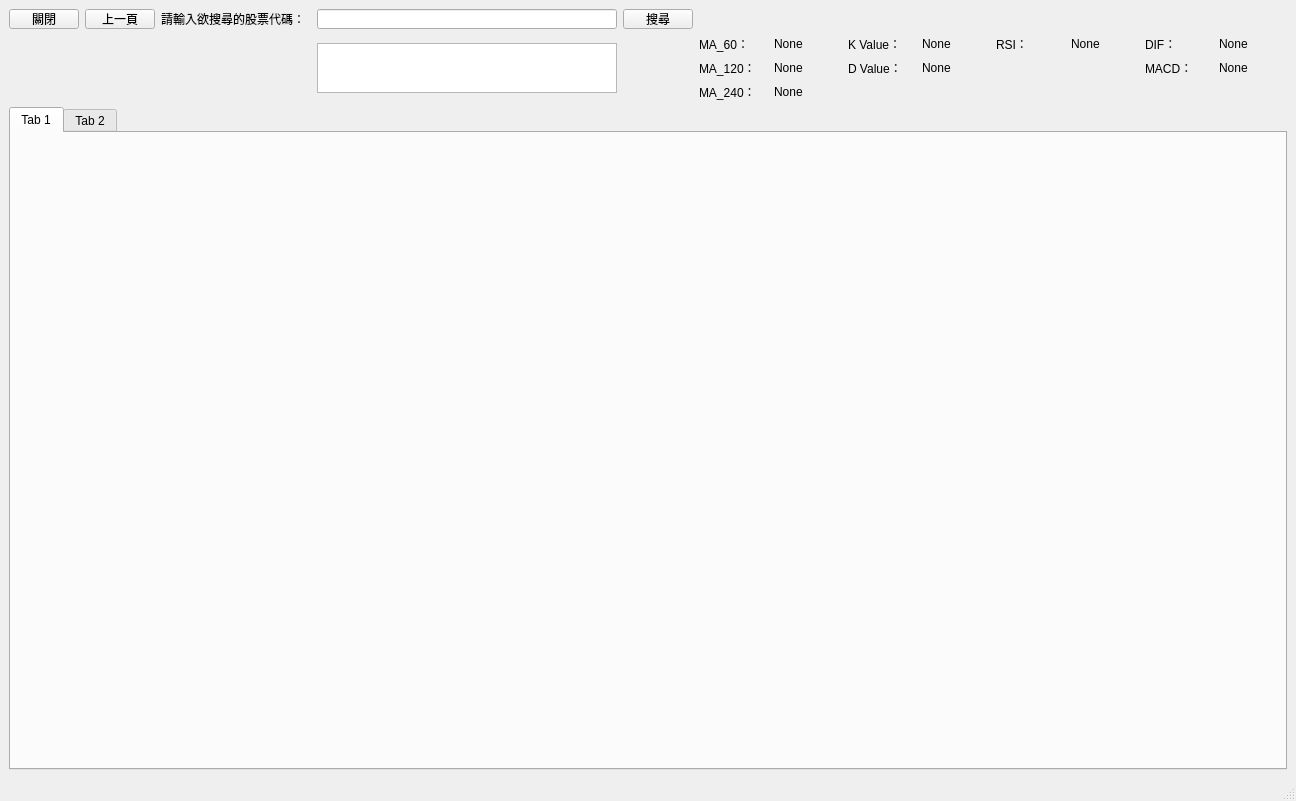
Before: the Qt Designer form matplotlibpage.ui in yhzbambu/Lab_project, drawn with Qt 5.
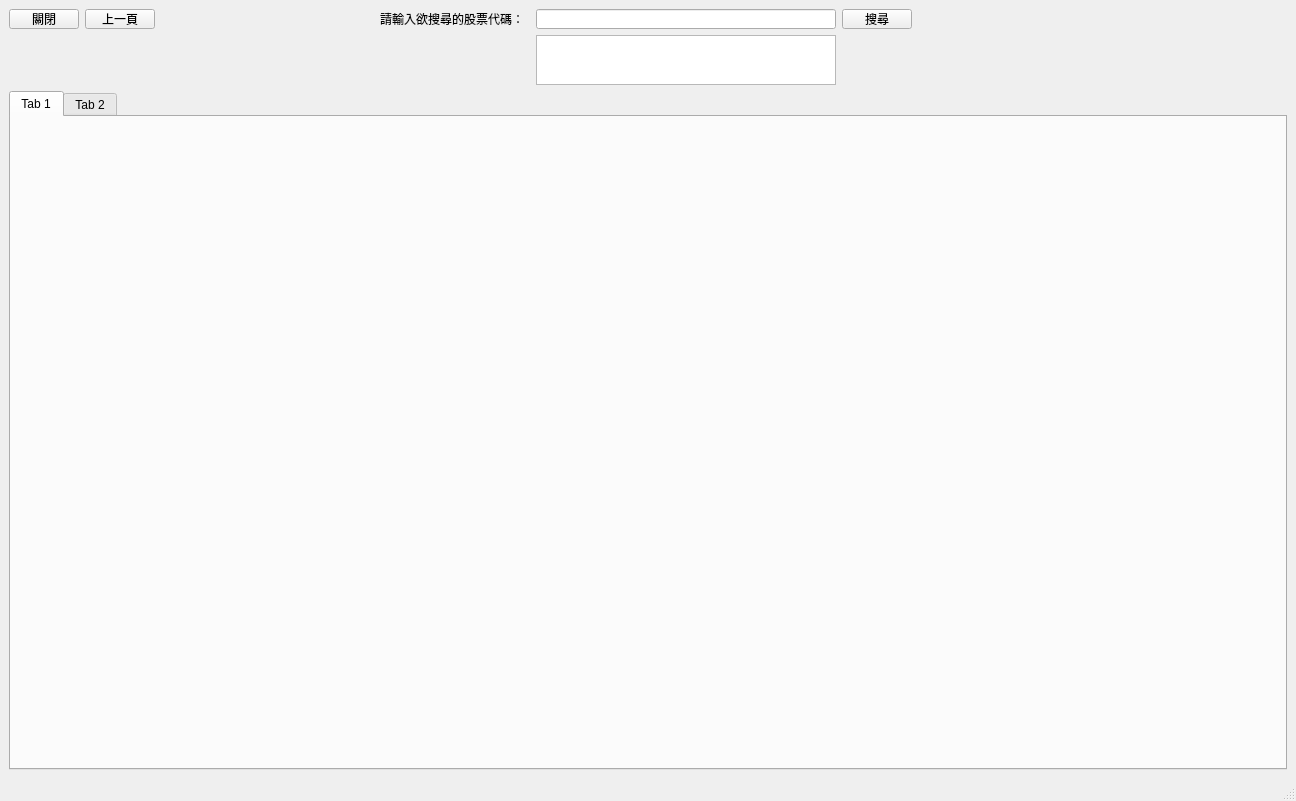
After: the same form once the commit is applied.

Patch:
```diff
--- a/matplotlibpage.ui
+++ b/matplotlibpage.ui
@@ -15,99 +15,7 @@
   </property>
   <widget class="QWidget" name="centralwidget">
    <layout class="QGridLayout" name="gridLayout_2">
-    <item row="0" column="0">
-     <widget class="QPushButton" name="pushButton_3">
-      <property name="minimumSize">
-       <size>
-        <width>70</width>
-        <height>20</height>
-       </size>
-      </property>
-      <property name="maximumSize">
-       <size>
-        <width>70</width>
-        <height>20</height>
-       </size>
-      </property>
-      <property name="text">
-       <string>關閉</string>
-      </property>
-     </widget>
-    </item>
-    <item row="0" column="1">
-     <widget class="QPushButton" name="pushButton_2">
-      <property name="minimumSize">
-       <size>
-        <width>70</width>
-        <height>20</height>
-       </size>
-      </property>
-      <property name="maximumSize">
-       <size>
-        <width>70</width>
-        <height>20</height>
-       </size>
-      </property>
-      <property name="text">
-       <string>上一頁</string>
-      </property>
-     </widget>
-    </item>
-    <item row="0" column="2">
-     <widget class="QLabel" name="label">
-      <property name="minimumSize">
-       <size>
-        <width>150</width>
-        <height>20</height>
-       </size>
-      </property>
-      <property name="maximumSize">
-       <size>
-        <width>150</width>
-        <height>20</height>
-       </size>
-      </property>
-      <property name="text">
-       <string>請輸入欲搜尋的股票代碼：</string>
-      </property>
-     </widget>
-    </item>
-    <item row="0" column="3">
-     <widget class="QLineEdit" name="lineEdit">
-      <property name="minimumSize">
-       <size>
-        <width>300</width>
-        <height>20</height>
-       </size>
-      </property>
-      <property name="maximumSize">
-       <size>
-        <width>300</width>
-        <height>20</height>
-       </size>
-      </property>
-     </widget>
-    </item>
-    <item row="0" column="4">
-     <widget class="QPushButton" name="pushButton">
-      <property name="minimumSize">
-       <size>
-        <width>70</width>
-        <height>20</height>
-       </size>
-      </property>
-      <property name="maximumSize">
-       <size>
-        <width>70</width>
-        <height>20</height>
-       </size>
-      </property>
-      <property name="text">
-       <string>搜尋</string>
-      </property>
-     </widget>
-    </item>
-    <item row="1" column="3">
+    <item row="1" column="3" alignment="Qt::AlignRight">
      <widget class="QListView" name="listView">
       <property name="minimumSize">
        <size>
@@ -123,254 +31,7 @@
       </property>
      </widget>
     </item>
-    <item row="1" column="5">
-     <layout class="QGridLayout" name="gridLayout">
-      <property name="sizeConstraint">
-       <enum>QLayout::SetDefaultConstraint</enum>
-      </property>
-      <item row="0" column="1">
-       <layout class="QHBoxLayout" name="horizontalLayout_2">
-        <item>
-         <widget class="QLabel" name="label_8">
-          <property name="maximumSize">
-           <size>
-            <width>400</width>
-            <height>16777215</height>
-           </size>
-          </property>
-          <property name="text">
-           <string>K Value：</string>
-          </property>
-         </widget>
-        </item>
-        <item>
-         <widget class="QLabel" name="label_7">
-          <property name="maximumSize">
-           <size>
-            <width>400</width>
-            <height>16777215</height>
-           </size>
-          </property>
-          <property name="text">
-           <string>None</string>
-          </property>
-         </widget>
-        </item>
-       </layout>
-      </item>
-      <item row="1" column="3">
-       <layout class="QHBoxLayout" name="horizontalLayout_8">
-        <item>
-         <widget class="QLabel" name="label_16">
-          <property name="maximumSize">
-           <size>
-            <width>400</width>
-            <height>16777215</height>
-           </size>
-          </property>
-          <property name="text">
-           <string>MACD：</string>
-          </property>
-         </widget>
-        </item>
-        <item>
-         <widget class="QLabel" name="label_15">
-          <property name="maximumSize">
-           <size>
-            <width>400</width>
-            <height>16777215</height>
-           </size>
-          </property>
-          <property name="text">
-           <string>None</string>
-          </property>
-         </widget>
-        </item>
-       </layout>
-      </item>
-      <item row="1" column="0">
-       <layout class="QHBoxLayout" name="horizontalLayout_5">
-        <item>
-         <widget class="QLabel" name="label_4">
-          <property name="maximumSize">
-           <size>
-            <width>400</width>
-            <height>16777215</height>
-           </size>
-          </property>
-          <property name="text">
-           <string>MA_120：</string>
-          </property>
-         </widget>
-        </item>
-        <item>
-         <widget class="QLabel" name="label_3">
-          <property name="maximumSize">
-           <size>
-            <width>400</width>
-            <height>16777215</height>
-           </size>
-          </property>
-          <property name="text">
-           <string>None</string>
-          </property>
-         </widget>
-        </item>
-       </layout>
-      </item>
-      <item row="1" column="1">
-       <layout class="QHBoxLayout" name="horizontalLayout_7">
-        <item>
-         <widget class="QLabel" name="label_10">
-          <property name="maximumSize">
-           <size>
-            <width>400</width>
-            <height>16777215</height>
-           </size>
-          </property>
-          <property name="text">
-           <string>D Value：</string>
-          </property>
-         </widget>
-        </item>
-        <item>
-         <widget class="QLabel" name="label_9">
-          <property name="maximumSize">
-           <size>
-            <width>400</width>
-            <height>16777215</height>
-           </size>
-          </property>
-          <property name="text">
-           <string>None</string>
-          </property>
-         </widget>
-        </item>
-       </layout>
-      </item>
-      <item row="0" column="3">
-       <layout class="QHBoxLayout" name="horizontalLayout_4">
-        <item>
-         <widget class="QLabel" name="label_14">
-          <property name="maximumSize">
-           <size>
-            <width>400</width>
-            <height>16777215</height>
-           </size>
-          </property>
-          <property name="text">
-           <string>DIF：</string>
-          </property>
-         </widget>
-        </item>
-        <item>
-         <widget class="QLabel" name="label_13">
-          <property name="maximumSize">
-           <size>
-            <width>400</width>
-            <height>16777215</height>
-           </size>
-          </property>
-          <property name="text">
-           <string>None</string>
-          </property>
-         </widget>
-        </item>
-       </layout>
-      </item>
-      <item row="2" column="0">
-       <layout class="QHBoxLayout" name="horizontalLayout_6">
-        <item>
-         <widget class="QLabel" name="label_6">
-          <property name="maximumSize">
-           <size>
-            <width>400</width>
-            <height>16777215</height>
-           </size>
-          </property>
-          <property name="text">
-           <string>MA_240：</string>
-          </property>
-         </widget>
-        </item>
-        <item>
-         <widget class="QLabel" name="label_5">
-          <property name="maximumSize">
-           <size>
-            <width>400</width>
-            <height>16777215</height>
-           </size>
-          </property>
-          <property name="text">
-           <string>None</string>
-          </property>
-         </widget>
-        </item>
-       </layout>
-      </item>
-      <item row="0" column="0">
-       <layout class="QHBoxLayout" name="horizontalLayout">
-        <item>
-         <widget class="QLabel" name="label_2">
-          <property name="maximumSize">
-           <size>
-            <width>400</width>
-            <height>16777215</height>
-           </size>
-          </property>
-          <property name="text">
-           <string>MA_60：</string>
-          </property>
-         </widget>
-        </item>
-        <item>
-         <widget class="QLabel" name="label_11">
-          <property name="maximumSize">
-           <size>
-            <width>400</width>
-            <height>16777215</height>
-           </size>
-          </property>
-          <property name="text">
-           <string>None</string>
-          </property>
-         </widget>
-        </item>
-       </layout>
-      </item>
-      <item row="0" column="2">
-       <layout class="QHBoxLayout" name="horizontalLayout_3">
-        <item>
-         <widget class="QLabel" name="label_12">
-          <property name="maximumSize">
-           <size>
-            <width>400</width>
-            <height>16777215</height>
-           </size>
-          </property>
-          <property name="text">
-           <string>RSI：</string>
-          </property>
-         </widget>
-        </item>
-        <item>
-         <widget class="QLabel" name="label_17">
-          <property name="maximumSize">
-           <size>
-            <width>400</width>
-            <height>16777215</height>
-           </size>
-          </property>
-          <property name="text">
-           <string>None</string>
-          </property>
-         </widget>
-        </item>
-       </layout>
-      </item>
-     </layout>
-    </item>
-    <item row="2" column="0" colspan="6">
+    <item row="4" column="0" colspan="6">
      <widget class="QTabWidget" name="tabWidget">
       <widget class="QWidget" name="tab">
        <attribute name="title">
@@ -389,6 +50,98 @@
       </widget>
      </widget>
     </item>
+    <item row="0" column="3">
+     <widget class="QLineEdit" name="lineEdit">
+      <property name="minimumSize">
+       <size>
+        <width>300</width>
+        <height>20</height>
+       </size>
+      </property>
+      <property name="maximumSize">
+       <size>
+        <width>300</width>
+        <height>20</height>
+       </size>
+      </property>
+     </widget>
+    </item>
+    <item row="0" column="1">
+     <widget class="QPushButton" name="pushButton_2">
+      <property name="minimumSize">
+       <size>
+        <width>70</width>
+        <height>20</height>
+       </size>
+      </property>
+      <property name="maximumSize">
+       <size>
+        <width>70</width>
+        <height>20</height>
+       </size>
+      </property>
+      <property name="text">
+       <string>上一頁</string>
+      </property>
+     </widget>
+    </item>
+    <item row="0" column="0">
+     <widget class="QPushButton" name="pushButton_3">
+      <property name="minimumSize">
+       <size>
+        <width>70</width>
+        <height>20</height>
+       </size>
+      </property>
+      <property name="maximumSize">
+       <size>
+        <width>70</width>
+        <height>20</height>
+       </size>
+      </property>
+      <property name="text">
+       <string>關閉</string>
+      </property>
+     </widget>
+    </item>
+    <item row="0" column="4">
+     <widget class="QPushButton" name="pushButton">
+      <property name="minimumSize">
+       <size>
+        <width>70</width>
+        <height>20</height>
+       </size>
+      </property>
+      <property name="maximumSize">
+       <size>
+        <width>70</width>
+        <height>20</height>
+       </size>
+      </property>
+      <property name="text">
+       <string>搜尋</string>
+      </property>
+     </widget>
+    </item>
+    <item row="0" column="2" alignment="Qt::AlignRight">
+     <widget class="QLabel" name="label">
+      <property name="minimumSize">
+       <size>
+        <width>150</width>
+        <height>20</height>
+       </size>
+      </property>
+      <property name="maximumSize">
+       <size>
+        <width>150</width>
+        <height>20</height>
+       </size>
+      </property>
+      <property name="text">
+       <string>請輸入欲搜尋的股票代碼：</string>
+      </property>
+     </widget>
+    </item>
    </layout>
   </widget>
   <widget class="QStatusBar" name="statusbar"/>
```
